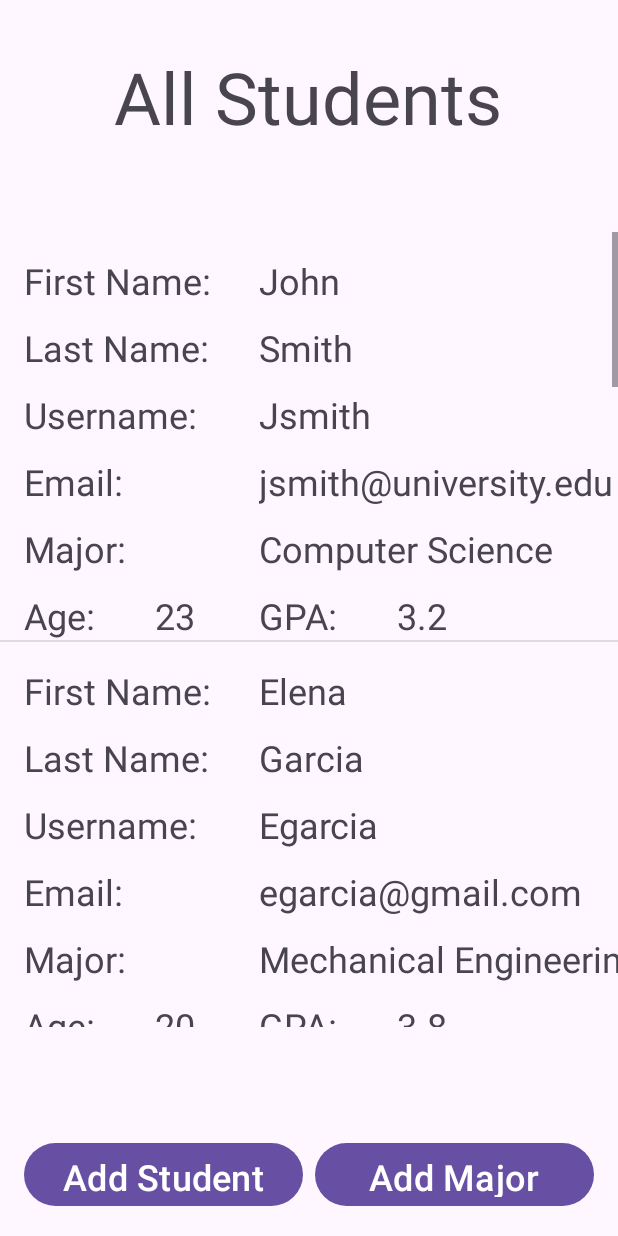
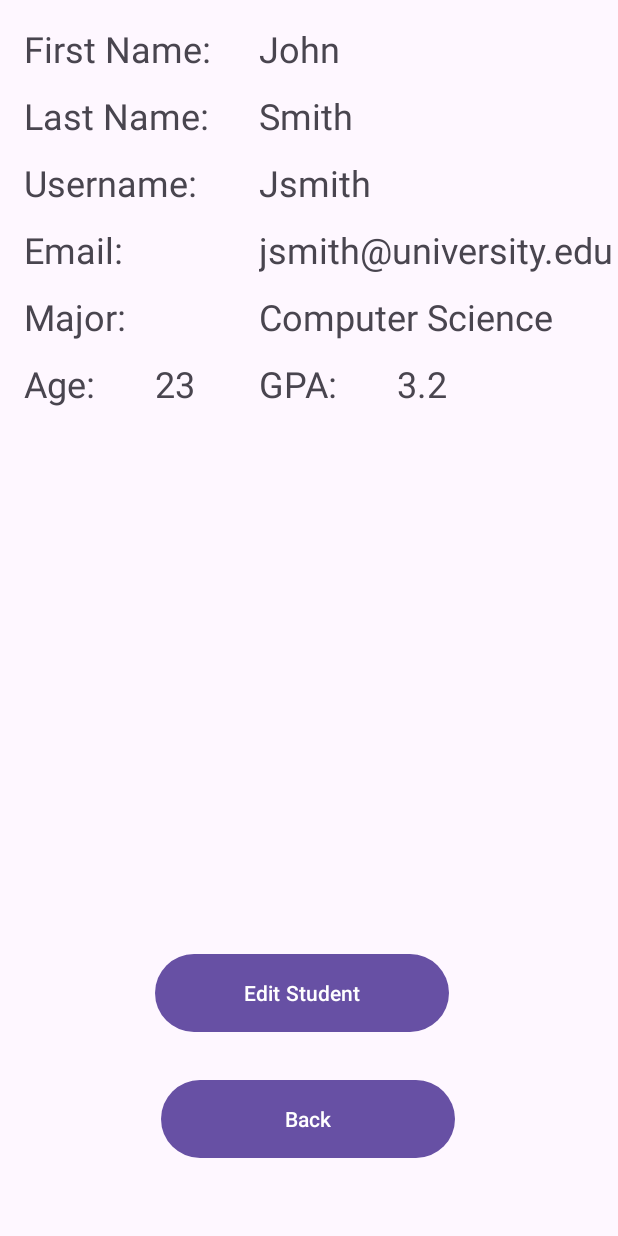
Before and after one commit to Cbourbina/Homework03_Program01_ColeBourbina, an Android app: the screen it shows after launch (MainActivity before the commit, studentDetails after it), after a tap on "23", on a phone screen of 412 x 824 dp. Run offline under Robolectric (Android 15) with nearby library versions, the phone set to English and light mode, and no system bars; 2 statements that could not run were skipped; 2 other taps on this screen came first.

Commit message:
Delete student and view student details
Added ability to click and long click on students to view their details or delete them from the database.

```diff
--- a/app/src/main/java/com/example/homework03_program01_colebourbina/MainActivity.java
+++ b/app/src/main/java/com/example/homework03_program01_colebourbina/MainActivity.java
@@ -25,8 +25,10 @@ public class MainActivity extends AppCompatActivity {
     Button btn_j_addMajor;
     Intent intent_j_addStudent;
     Intent intent_j_addMajor;
+    Intent intent_j_studentDetails;
     StudentListAdapter slAdapter;
     DataBaseHelper dbHelper;
+    Bundle selectedStudent = new Bundle();
 
     private ArrayList<Student> listOfStudents;
     @Override
@@ -47,6 +49,7 @@ public class MainActivity extends AppCompatActivity {
 
         intent_j_addStudent = new Intent(MainActivity.this, AddStudent.class);
         intent_j_addMajor = new Intent(MainActivity.this, AddMajor.class);
+        intent_j_studentDetails = new Intent(MainActivity.this, studentDetails.class);
 
         dbHelper = new DataBaseHelper(this);
         dbHelper.initAllTables();
@@ -86,7 +89,16 @@ public class MainActivity extends AppCompatActivity {
         lv_j_listOfStudents.setOnItemClickListener(new AdapterView.OnItemClickListener() {
             @Override
             public void onItemClick(AdapterView<?> parent, View view, int position, long id) {
+                selectedStudent.putString("username", listOfStudents.get(position).getUsername());
+                selectedStudent.putString("fname", listOfStudents.get(position).getfName());
+                selectedStudent.putString("lname", listOfStudents.get(position).getlName());
+                selectedStudent.putString("email", listOfStudents.get(position).getEmail());
+                selectedStudent.putInt("age", listOfStudents.get(position).getAge());
+                selectedStudent.putFloat("gpa", listOfStudents.get(position).getGpa());
+                selectedStudent.putInt("majorId", listOfStudents.get(position).getMajor().getId());
 
+                intent_j_studentDetails.putExtras(selectedStudent);
+                startActivity(intent_j_studentDetails);
             }
         });
 
--- a/app/src/main/java/com/example/homework03_program01_colebourbina/editStudent.java
+++ b/app/src/main/java/com/example/homework03_program01_colebourbina/editStudent.java
@@ -23,7 +23,7 @@ public class editStudent extends AppCompatActivity {
     EditText et_j_editStudent_age;
     EditText et_j_editStudent_gpa;
     Spinner sp_j_editStudent_major;
-    Intent intent_main;
+    Intent intent_studentDetails;
     Button btn_j_editStudent_back;
     Button btn_j_editStudent_update;
 
@@ -45,7 +45,7 @@ public class editStudent extends AppCompatActivity {
         et_j_editStudent_age = findViewById(R.id.et_v_editStudent_age);
         et_j_editStudent_gpa = findViewById(R.id.et_v_editStudent_gpa);
         sp_j_editStudent_major = findViewById(R.id.sp_v_editStudent_major);
-        intent_main = new Intent(editStudent.this, MainActivity.class);
+        intent_studentDetails = new Intent(editStudent.this, studentDetails.class);
         btn_j_editStudent_back = findViewById(R.id.btn_v_editStudent_back);
         btn_j_editStudent_update = findViewById(R.id.btn_v_editStudent_update);
 
@@ -57,7 +57,7 @@ public class editStudent extends AppCompatActivity {
         btn_j_editStudent_back.setOnClickListener(new View.OnClickListener() {
             @Override
             public void onClick(View v) {
-                startActivity(intent_main);
+                startActivity(intent_studentDetails);
             }
         });
     }
--- a/app/src/main/java/com/example/homework03_program01_colebourbina/studentDetails.java
+++ b/app/src/main/java/com/example/homework03_program01_colebourbina/studentDetails.java
@@ -12,6 +12,8 @@ import androidx.core.view.ViewCompat;
 import androidx.core.view.WindowCompat;
 import androidx.core.view.WindowInsetsCompat;
 
+import java.util.ArrayList;
+
 public class studentDetails extends AppCompatActivity {
 
     TextView tv_j_studentDetails_username;
@@ -25,6 +27,17 @@ public class studentDetails extends AppCompatActivity {
     Button btn_j_studentDetails_back;
     Intent intent_main;
     Intent intent_editStudent;
+    Bundle selectedStudent;
+    String studentUsername;
+    String studentFname;
+    String studentLname;
+    String studentEmail;
+    int studentAge;
+    float studentGpa;
+    int studentMajorId;
+    Major studentMajor;
+    ArrayList<Major> listOfMajors;
+    DataBaseHelper dbHelper;
 
     @Override
     protected void onCreate(Bundle savedInstanceState) {
@@ -37,6 +50,8 @@ public class studentDetails extends AppCompatActivity {
             return insets;
         });
 
+        selectedStudent  = getIntent().getExtras();
+        dbHelper = new DataBaseHelper(this);
         tv_j_studentDetails_username = findViewById(R.id.tv_v_studentDetails_username);
         tv_j_studentDetails_fname = findViewById(R.id.tv_v_studentDetails_fname);
         tv_j_studentDetails_lname = findViewById(R.id.tv_v_studentDetails_lname);
@@ -48,6 +63,30 @@ public class studentDetails extends AppCompatActivity {
         btn_j_studentDetails_back = findViewById(R.id.btn_v_studentDetails_back);
         intent_main = new Intent(studentDetails.this, MainActivity.class);
         intent_editStudent = new Intent(studentDetails.this, editStudent.class);
+        listOfMajors = dbHelper.getAllMajors();
+
+        if (selectedStudent != null)
+        {
+            studentUsername = selectedStudent.getString("username");
+            studentFname = selectedStudent.getString("fname");
+            studentLname = selectedStudent.getString("lname");
+            studentEmail = selectedStudent.getString("email");
+            studentAge = selectedStudent.getInt("age");
+            studentGpa = selectedStudent.getFloat("gpa");
+            studentMajorId = selectedStudent.getInt("majorId");
+            studentMajor = dbHelper.getMajorGivenId(studentMajorId);
+
+            tv_j_studentDetails_username.setText(studentUsername);
+            tv_j_studentDetails_fname.setText(studentFname);
+            tv_j_studentDetails_lname.setText(studentLname);
+            tv_j_studentDetails_email.setText(studentEmail);
+            tv_j_studentDetails_age.setText(String.valueOf(studentAge));
+            tv_j_studentDetails_gpa.setText(String.valueOf(studentGpa));
+            tv_j_studentDetails_major.setText(studentMajor.getName());
+        }
+
+        backButtonClickEvent();
+        editStudentButtonClickEvent();
     }
 
     private void backButtonClickEvent() {
--- a/app/src/main/res/layout/activity_student_details.xml
+++ b/app/src/main/res/layout/activity_student_details.xml
@@ -2,6 +2,7 @@
 <androidx.constraintlayout.widget.ConstraintLayout xmlns:android="http://schemas.android.com/apk/res/android"
     xmlns:app="http://schemas.android.com/apk/res-auto"
     xmlns:tools="http://schemas.android.com/tools"
+    android:id="@+id/main"
     android:layout_width="match_parent"
     android:layout_height="match_parent">
 
```
